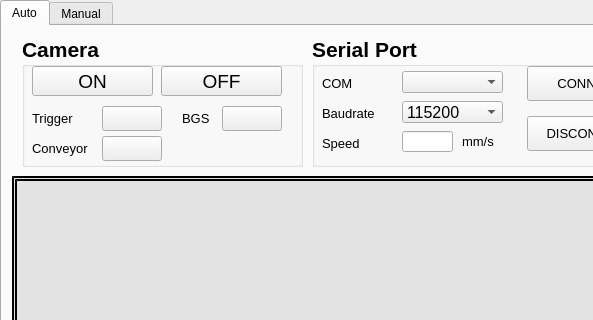
Before: the Qt Designer form mainwindow.ui in HuyAK2108/CodeThesis, drawn with Qt 5; both pictures show x 0 to 593 and y 0 to 320 of the 1181 by 704 pixel window.
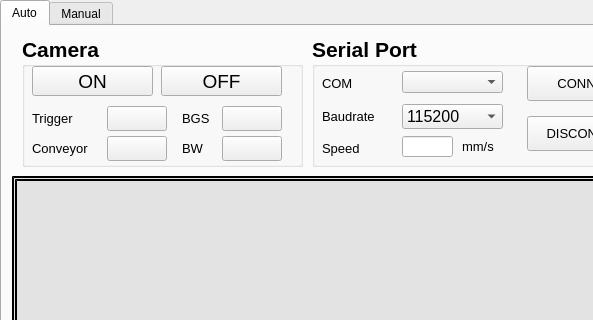
After: the same form once the commit is applied. Icons and pictures are not drawn.

Diff of the .ui file:
```diff
--- a/mainwindow.ui
+++ b/mainwindow.ui
@@ -73,7 +73,7 @@
        <property name="geometry">
         <rect>
          <x>10</x>
-         <y>65</y>
+         <y>68</y>
          <width>71</width>
          <height>24</height>
         </rect>
@@ -93,7 +93,7 @@
        <property name="geometry">
         <rect>
          <x>10</x>
-         <y>95</y>
+         <y>100</y>
          <width>61</width>
          <height>24</height>
         </rect>
@@ -130,9 +130,9 @@
        <property name="geometry">
         <rect>
          <x>90</x>
-         <y>65</y>
+         <y>68</y>
          <width>101</width>
-         <height>22</height>
+         <height>25</height>
         </rect>
        </property>
        <property name="font">
@@ -213,7 +213,7 @@
        <property name="geometry">
         <rect>
          <x>90</x>
-         <y>95</y>
+         <y>100</y>
          <width>51</width>
          <height>21</height>
         </rect>
@@ -233,7 +233,7 @@
        <property name="geometry">
         <rect>
          <x>150</x>
-         <y>95</y>
+         <y>100</y>
          <width>51</width>
          <height>21</height>
         </rect>
@@ -695,7 +695,7 @@
       <widget class="QPushButton" name="btn_on_trigger">
        <property name="geometry">
         <rect>
-         <x>80</x>
+         <x>85</x>
          <y>70</y>
          <width>60</width>
          <height>25</height>
@@ -715,7 +715,7 @@
       <widget class="QPushButton" name="btn_on_conveyor">
        <property name="geometry">
         <rect>
-         <x>80</x>
+         <x>85</x>
          <y>100</y>
          <width>60</width>
          <height>25</height>
@@ -812,6 +812,46 @@
         <string>BGS</string>
        </property>
       </widget>
+      <widget class="QLabel" name="label_13">
+       <property name="geometry">
+        <rect>
+         <x>160</x>
+         <y>100</y>
+         <width>61</width>
+         <height>24</height>
+        </rect>
+       </property>
+       <property name="font">
+        <font>
+         <pointsize>10</pointsize>
+         <weight>50</weight>
+         <bold>false</bold>
+        </font>
+       </property>
+       <property name="text">
+        <string>BW</string>
+       </property>
+      </widget>
+      <widget class="QPushButton" name="btn_on_bw">
+       <property name="geometry">
+        <rect>
+         <x>200</x>
+         <y>100</y>
+         <width>60</width>
+         <height>25</height>
+        </rect>
+       </property>
+       <property name="font">
+        <font>
+         <pointsize>10</pointsize>
+         <weight>50</weight>
+         <bold>false</bold>
+        </font>
+       </property>
+       <property name="text">
+        <string/>
+       </property>
+      </widget>
      </widget>
      <widget class="QGroupBox" name="ObjectBox">
       <property name="geometry">
```
Left out of the diff: 2 changed lines with no effect on the pictures.
